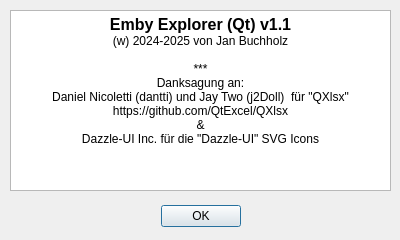
SideFx/EmbyExplorerQt, file aboutdialog.ui: the form before one commit.
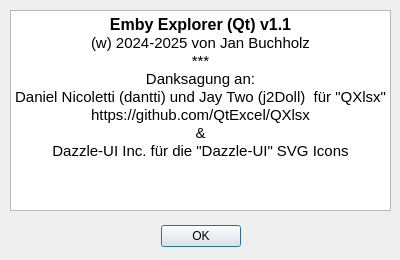
The form after the commit.

```diff
--- a/aboutdialog.ui
+++ b/aboutdialog.ui
@@ -7,7 +7,7 @@
     <x>0</x>
     <y>0</y>
     <width>400</width>
-    <height>240</height>
+    <height>260</height>
    </rect>
   </property>
   <property name="windowTitle">
@@ -17,7 +17,7 @@
    <property name="geometry">
     <rect>
      <x>30</x>
-     <y>200</y>
+     <y>220</y>
      <width>341</width>
      <height>32</height>
     </rect>
@@ -38,7 +38,7 @@
      <x>10</x>
      <y>10</y>
      <width>381</width>
-     <height>181</height>
+     <height>201</height>
     </rect>
    </property>
    <property name="html">
@@ -50,15 +50,14 @@
 li.checked::marker { content: &quot;\2612&quot;; }
 &lt;/style&gt;&lt;/head&gt;&lt;body style=&quot; font-family:'Segoe UI'; font-size:9pt; font-weight:400; font-style:normal;&quot;&gt;
 &lt;p align=&quot;center&quot; style=&quot; margin-top:0px; margin-bottom:0px; margin-left:0px; margin-right:0px; -qt-block-indent:0; text-indent:0px;&quot;&gt;&lt;span style=&quot; font-size:12pt; font-weight:700;&quot;&gt;Emby Explorer (Qt) v1.1&lt;/span&gt;&lt;/p&gt;
-&lt;p align=&quot;center&quot; style=&quot; margin-top:0px; margin-bottom:0px; margin-left:0px; margin-right:0px; -qt-block-indent:0; text-indent:0px;&quot;&gt;(w) 2024-2025 von Jan Buchholz&lt;/p&gt;
-&lt;p align=&quot;center&quot; style=&quot;-qt-paragraph-type:empty; margin-top:0px; margin-bottom:0px; margin-left:0px; margin-right:0px; -qt-block-indent:0; text-indent:0px;&quot;&gt;&lt;br /&gt;&lt;/p&gt;
-&lt;p align=&quot;center&quot; style=&quot; margin-top:0px; margin-bottom:0px; margin-left:0px; margin-right:0px; -qt-block-indent:0; text-indent:0px;&quot;&gt;***&lt;/p&gt;
-&lt;p align=&quot;center&quot; style=&quot; margin-top:0px; margin-bottom:0px; margin-left:0px; margin-right:0px; -qt-block-indent:0; text-indent:0px;&quot;&gt;Danksagung an:&lt;/p&gt;
-&lt;p align=&quot;center&quot; style=&quot; margin-top:0px; margin-bottom:0px; margin-left:0px; margin-right:0px; -qt-block-indent:0; text-indent:0px;&quot;&gt;Daniel Nicoletti (dantti) und Jay Two (j2Doll)  für &amp;quot;QXlsx&amp;quot;&lt;/p&gt;
-&lt;p align=&quot;center&quot; style=&quot; margin-top:0px; margin-bottom:0px; margin-left:0px; margin-right:0px; -qt-block-indent:0; text-indent:0px;&quot;&gt;https://github.com/QtExcel/QXlsx&lt;/p&gt;
-&lt;p align=&quot;center&quot; style=&quot; margin-top:0px; margin-bottom:0px; margin-left:0px; margin-right:0px; -qt-block-indent:0; text-indent:0px;&quot;&gt;&amp;amp;&lt;/p&gt;
-&lt;p align=&quot;center&quot; style=&quot; margin-top:0px; margin-bottom:0px; margin-left:0px; margin-right:0px; -qt-block-indent:0; text-indent:0px;&quot;&gt;Dazzle-UI Inc. für die &amp;quot;Dazzle-UI&amp;quot; SVG Icons&lt;/p&gt;
-&lt;p align=&quot;center&quot; style=&quot;-qt-paragraph-type:empty; margin-top:0px; margin-bottom:0px; margin-left:0px; margin-right:0px; -qt-block-indent:0; text-indent:0px;&quot;&gt;&lt;br /&gt;&lt;/p&gt;&lt;/body&gt;&lt;/html&gt;</string>
+&lt;p align=&quot;center&quot; style=&quot; margin-top:0px; margin-bottom:0px; margin-left:0px; margin-right:0px; -qt-block-indent:0; text-indent:0px;&quot;&gt;&lt;span style=&quot; font-size:11pt;&quot;&gt;(w) 2024-2025 von Jan Buchholz&lt;/span&gt;&lt;/p&gt;
+&lt;p align=&quot;center&quot; style=&quot; margin-top:0px; margin-bottom:0px; margin-left:0px; margin-right:0px; -qt-block-indent:0; text-indent:0px;&quot;&gt;&lt;span style=&quot; font-size:11pt;&quot;&gt;***&lt;/span&gt;&lt;/p&gt;
+&lt;p align=&quot;center&quot; style=&quot; margin-top:0px; margin-bottom:0px; margin-left:0px; margin-right:0px; -qt-block-indent:0; text-indent:0px;&quot;&gt;&lt;span style=&quot; font-size:11pt;&quot;&gt;Danksagung an:&lt;/span&gt;&lt;/p&gt;
+&lt;p align=&quot;center&quot; style=&quot; margin-top:0px; margin-bottom:0px; margin-left:0px; margin-right:0px; -qt-block-indent:0; text-indent:0px;&quot;&gt;&lt;span style=&quot; font-size:11pt;&quot;&gt;Daniel Nicoletti (dantti) und Jay Two (j2Doll)  für &amp;quot;QXlsx&amp;quot;&lt;/span&gt;&lt;/p&gt;
+&lt;p align=&quot;center&quot; style=&quot; margin-top:0px; margin-bottom:0px; margin-left:0px; margin-right:0px; -qt-block-indent:0; text-indent:0px;&quot;&gt;&lt;span style=&quot; font-size:11pt;&quot;&gt;https://github.com/QtExcel/QXlsx&lt;/span&gt;&lt;/p&gt;
+&lt;p align=&quot;center&quot; style=&quot; margin-top:0px; margin-bottom:0px; margin-left:0px; margin-right:0px; -qt-block-indent:0; text-indent:0px;&quot;&gt;&lt;span style=&quot; font-size:11pt;&quot;&gt;&amp;amp;&lt;/span&gt;&lt;/p&gt;
+&lt;p align=&quot;center&quot; style=&quot; margin-top:0px; margin-bottom:0px; margin-left:0px; margin-right:0px; -qt-block-indent:0; text-indent:0px;&quot;&gt;&lt;span style=&quot; font-size:11pt;&quot;&gt;Dazzle-UI Inc. für die &amp;quot;Dazzle-UI&amp;quot; SVG Icons&lt;/span&gt;&lt;/p&gt;
+&lt;p align=&quot;center&quot; style=&quot;-qt-paragraph-type:empty; margin-top:0px; margin-bottom:0px; margin-left:0px; margin-right:0px; -qt-block-indent:0; text-indent:0px; font-size:10pt;&quot;&gt;&lt;br /&gt;&lt;/p&gt;&lt;/body&gt;&lt;/html&gt;</string>
    </property>
   </widget>
  </widget>
```
